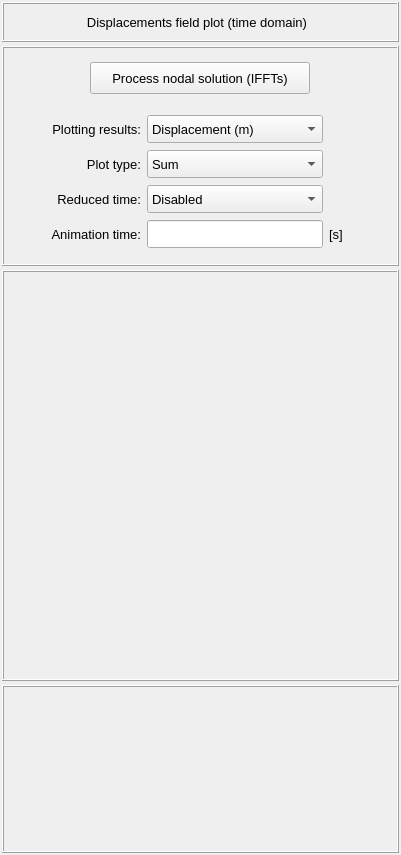
Qt form vibra/interface/data/ui_files/plots/structural/structural_nodal_solution_3d_plot_time_inputs.ui (MOPT-UFSC/VIBRA) before a commit.
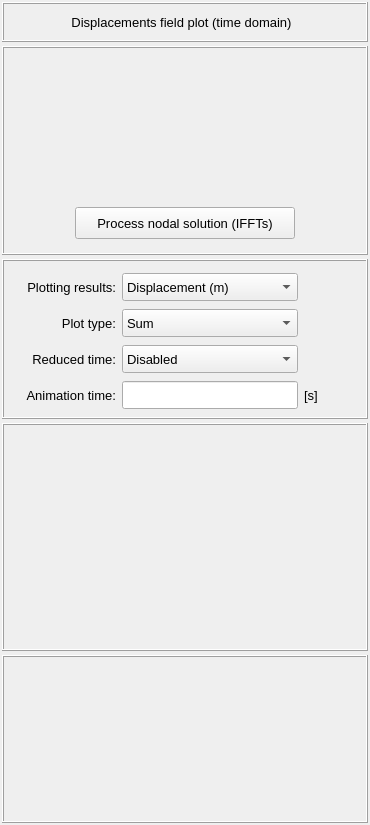
The same form after that commit.

Commit message: Modify all time-domain UI-related files to include a placeholder for the IFFTControlsWidget

What changed in the file:
```diff
--- a/vibra/interface/data/ui_files/plots/structural/structural_nodal_solution_3d_plot_time_inputs.ui
+++ b/vibra/interface/data/ui_files/plots/structural/structural_nodal_solution_3d_plot_time_inputs.ui
@@ -6,8 +6,8 @@
    <rect>
     <x>0</x>
     <y>0</y>
-    <width>401</width>
-    <height>855</height>
+    <width>370</width>
+    <height>825</height>
    </rect>
   </property>
   <property name="maximumSize">
@@ -48,8 +48,8 @@
        <rect>
         <x>0</x>
         <y>0</y>
-        <width>397</width>
-        <height>851</height>
+        <width>366</width>
+        <height>821</height>
        </rect>
       </property>
       <layout class="QGridLayout" name="gridLayout_6">
@@ -71,40 +71,18 @@
        <property name="verticalSpacing">
         <number>4</number>
        </property>
-       <item row="3" column="0">
-        <widget class="QFrame" name="frame_color">
-         <property name="minimumSize">
-          <size>
-           <width>0</width>
-           <height>168</height>
-          </size>
-         </property>
-         <property name="maximumSize">
-          <size>
-           <width>16777215</width>
-           <height>168</height>
-          </size>
-         </property>
-         <property name="frameShape">
-          <enum>QFrame::Shape::Box</enum>
-         </property>
-         <property name="frameShadow">
-          <enum>QFrame::Shadow::Raised</enum>
-         </property>
-        </widget>
-       </item>
        <item row="1" column="0">
-        <widget class="QFrame" name="frame_main">
+        <widget class="QFrame" name="frame_signal_processing">
          <property name="minimumSize">
           <size>
            <width>0</width>
-           <height>220</height>
+           <height>140</height>
           </size>
          </property>
          <property name="maximumSize">
           <size>
            <width>16777215</width>
-           <height>220</height>
+           <height>16777215</height>
           </size>
          </property>
          <property name="sizeIncrement">
@@ -136,378 +114,12 @@
            <number>4</number>
           </property>
           <property name="bottomMargin">
-           <number>14</number>
+           <number>4</number>
           </property>
           <property name="spacing">
            <number>4</number>
           </property>
           <item row="1" column="0">
-           <widget class="QFrame" name="frame_plot_controls">
-            <property name="minimumSize">
-             <size>
-              <width>0</width>
-              <height>120</height>
-             </size>
-            </property>
-            <property name="maximumSize">
-             <size>
-              <width>16777215</width>
-              <height>300</height>
-             </size>
-            </property>
-            <property name="frameShape">
-             <enum>QFrame::Shape::NoFrame</enum>
-            </property>
-            <property name="frameShadow">
-             <enum>QFrame::Shadow::Raised</enum>
-            </property>
-            <layout class="QGridLayout" name="gridLayout_13">
-             <property name="leftMargin">
-              <number>0</number>
-             </property>
-             <property name="topMargin">
-              <number>6</number>
-             </property>
-             <property name="rightMargin">
-              <number>0</number>
-             </property>
-             <property name="bottomMargin">
-              <number>0</number>
-             </property>
-             <item row="3" column="0">
-              <spacer name="horizontalSpacer_14">
-               <property name="orientation">
-                <enum>Qt::Orientation::Horizontal</enum>
-               </property>
-               <property name="sizeHint" stdset="0">
-                <size>
-                 <width>40</width>
-                 <height>20</height>
-                </size>
-               </property>
-              </spacer>
-             </item>
-             <item row="0" column="1">
-              <widget class="QLabel" name="label_7">
-               <property name="minimumSize">
-                <size>
-                 <width>0</width>
-                 <height>28</height>
-                </size>
-               </property>
-               <property name="maximumSize">
-                <size>
-                 <width>16777215</width>
-                 <height>28</height>
-                </size>
-               </property>
-               <property name="font">
-                <font>
-                 <family>Segoe UI</family>
-                 <pointsize>10</pointsize>
-                 <bold>false</bold>
-                </font>
-               </property>
-               <property name="text">
-                <string>Plotting results:</string>
-               </property>
-               <property name="alignment">
-                <set>Qt::AlignmentFlag::AlignRight|Qt::AlignmentFlag::AlignTrailing|Qt::AlignmentFlag::AlignVCenter</set>
-               </property>
-              </widget>
-             </item>
-             <item row="1" column="1">
-              <widget class="QLabel" name="label_color_scalling">
-               <property name="minimumSize">
-                <size>
-                 <width>110</width>
-                 <height>28</height>
-                </size>
-               </property>
-               <property name="maximumSize">
-                <size>
-                 <width>110</width>
-                 <height>28</height>
-                </size>
-               </property>
-               <property name="font">
-                <font>
-                 <pointsize>10</pointsize>
-                </font>
-               </property>
-               <property name="text">
-                <string>Plot type:</string>
-               </property>
-               <property name="alignment">
-                <set>Qt::AlignmentFlag::AlignRight|Qt::AlignmentFlag::AlignTrailing|Qt::AlignmentFlag::AlignVCenter</set>
-               </property>
-              </widget>
-             </item>
-             <item row="0" column="3">
-              <widget class="QComboBox" name="comboBox_plotting_results">
-               <property name="minimumSize">
-                <size>
-                 <width>160</width>
-                 <height>28</height>
-                </size>
-               </property>
-               <property name="maximumSize">
-                <size>
-                 <width>180</width>
-                 <height>28</height>
-                </size>
-               </property>
-               <property name="sizeIncrement">
-                <size>
-                 <width>0</width>
-                 <height>0</height>
-                </size>
-               </property>
-               <property name="font">
-                <font>
-                 <pointsize>10</pointsize>
-                </font>
-               </property>
-               <item>
-                <property name="text">
-                 <string>Displacement (m)</string>
-                </property>
-               </item>
-               <item>
-                <property name="text">
-                 <string>Velocity (m/s)</string>
-                </property>
-               </item>
-               <item>
-                <property name="text">
-                 <string>Acceleration (m/s²)</string>
-                </property>
-               </item>
-               <item>
-                <property name="text">
-                 <string>Displacement (mm)</string>
-                </property>
-               </item>
-               <item>
-                <property name="text">
-                 <string>Velocity (mm/s)</string>
-                </property>
-               </item>
-               <item>
-                <property name="text">
-                 <string>Acceleration (mm/s²)</string>
-                </property>
-               </item>
-               <item>
-                <property name="text">
-                 <string>Displacement (um)</string>
-                </property>
-               </item>
-               <item>
-                <property name="text">
-                 <string>Velocity (um/s)</string>
-                </property>
-               </item>
-               <item>
-                <property name="text">
-                 <string>Acceleration (um/s²)</string>
-                </property>
-               </item>
-              </widget>
-             </item>
-             <item row="3" column="4">
-              <widget class="QLabel" name="label_animation_time_unit">
-               <property name="minimumSize">
-                <size>
-                 <width>40</width>
-                 <height>0</height>
-                </size>
-               </property>
-               <property name="maximumSize">
-                <size>
-                 <width>40</width>
-                 <height>16777215</height>
-                </size>
-               </property>
-               <property name="font">
-                <font>
-                 <pointsize>10</pointsize>
-                </font>
-               </property>
-               <property name="text">
-                <string>[s]</string>
-               </property>
-              </widget>
-             </item>
-             <item row="2" column="3">
-              <widget class="QComboBox" name="comboBox_reduced_time">
-               <property name="minimumSize">
-                <size>
-                 <width>176</width>
-                 <height>28</height>
-                </size>
-               </property>
-               <property name="maximumSize">
-                <size>
-                 <width>200</width>
-                 <height>28</height>
-                </size>
-               </property>
-               <property name="font">
-                <font>
-                 <pointsize>10</pointsize>
-                </font>
-               </property>
-               <item>
-                <property name="text">
-                 <string>Disabled</string>
-                </property>
-               </item>
-               <item>
-                <property name="text">
-                 <string>User-defined</string>
-                </property>
-               </item>
-               <item>
-                <property name="text">
-                 <string>Rotational speed</string>
-                </property>
-               </item>
-              </widget>
-             </item>
-             <item row="3" column="1">
-              <widget class="QLabel" name="label_animation_time">
-               <property name="minimumSize">
-                <size>
-                 <width>110</width>
-                 <height>28</height>
-                </size>
-               </property>
-               <property name="maximumSize">
-                <size>
-                 <width>110</width>
-                 <height>28</height>
-                </size>
-               </property>
-               <property name="font">
-                <font>
-                 <pointsize>10</pointsize>
-                </font>
-               </property>
-               <property name="text">
-                <string>Animation time:</string>
-               </property>
-               <property name="alignment">
-                <set>Qt::AlignmentFlag::AlignRight|Qt::AlignmentFlag::AlignTrailing|Qt::AlignmentFlag::AlignVCenter</set>
-               </property>
-              </widget>
-             </item>
-             <item row="2" column="1">
-              <widget class="QLabel" name="label_reduced_time">
-               <property name="minimumSize">
-                <size>
-                 <width>110</width>
-                 <height>28</height>
-                </size>
-               </property>
-               <property name="maximumSize">
-                <size>
-                 <width>110</width>
-                 <height>28</height>
-                </size>
-               </property>
-               <property name="font">
-                <font>
-                 <pointsize>10</pointsize>
-                </font>
-               </property>
-               <property name="text">
-                <string>Reduced time:</string>
-               </property>
-               <property name="alignment">
-                <set>Qt::AlignmentFlag::AlignRight|Qt::AlignmentFlag::AlignTrailing|Qt::AlignmentFlag::AlignVCenter</set>
-               </property>
-              </widget>
-             </item>
-             <item row="3" column="5">
-              <spacer name="horizontalSpacer">
-               <property name="orientation">
-                <enum>Qt::Orientation::Horizontal</enum>
-               </property>
-               <property name="sizeHint" stdset="0">
-                <size>
-                 <width>40</width>
-                 <height>20</height>
-                </size>
-               </property>
-              </spacer>
-             </item>
-             <item row="3" column="3">
-              <widget class="QLineEdit" name="lineEdit_animation_time">
-               <property name="minimumSize">
-                <size>
-                 <width>0</width>
-                 <height>28</height>
-                </size>
-               </property>
-               <property name="maximumSize">
-                <size>
-                 <width>16777215</width>
-                 <height>28</height>
-                </size>
-               </property>
-               <property name="font">
-                <font>
-                 <pointsize>10</pointsize>
-                </font>
-               </property>
-              </widget>
-             </item>
-             <item row="1" column="3">
-              <widget class="QComboBox" name="comboBox_plot_type">
-               <property name="minimumSize">
-                <size>
-                 <width>176</width>
-                 <height>28</height>
-                </size>
-               </property>
-               <property name="maximumSize">
-                <size>
-                 <width>200</width>
-                 <height>28</height>
-                </size>
-               </property>
-               <property name="font">
-                <font>
-                 <pointsize>10</pointsize>
-                </font>
-               </property>
-               <item>
-                <property name="text">
-                 <string>Sum</string>
-                </property>
-               </item>
-               <item>
-                <property name="text">
-                 <string>Real Ux</string>
-                </property>
-               </item>
-               <item>
-                <property name="text">
-                 <string>Real Uy</string>
-                </property>
-               </item>
-               <item>
-                <property name="text">
-                 <string>Real Uz</string>
-                </property>
-               </item>
-              </widget>
-             </item>
-            </layout>
-           </widget>
-          </item>
-          <item row="0" column="0">
            <widget class="QFrame" name="frame_3">
             <property name="minimumSize">
              <size>
@@ -576,9 +188,47 @@
             </layout>
            </widget>
           </item>
+          <item row="0" column="0">
+           <widget class="QFrame" name="frame_ifft_controls">
+            <property name="minimumSize">
+             <size>
+              <width>0</width>
+              <height>120</height>
+             </size>
+            </property>
+            <property name="maximumSize">
+             <size>
+              <width>16777215</width>
+              <height>149</height>
+             </size>
+            </property>
+            <property name="frameShape">
+             <enum>QFrame::Shape::NoFrame</enum>
+            </property>
+            <property name="frameShadow">
+             <enum>QFrame::Shadow::Raised</enum>
+            </property>
+           </widget>
+          </item>
          </layout>
         </widget>
        </item>
+       <item row="3" column="0">
+        <widget class="QFrame" name="frame_animation">
+         <property name="minimumSize">
+          <size>
+           <width>0</width>
+           <height>228</height>
+          </size>
+         </property>
+         <property name="frameShape">
+          <enum>QFrame::Shape::Box</enum>
+         </property>
+         <property name="frameShadow">
+          <enum>QFrame::Shadow::Raised</enum>
+         </property>
+        </widget>
+       </item>
        <item row="0" column="0">
         <widget class="QFrame" name="frame">
          <property name="minimumSize">
@@ -657,12 +307,40 @@
          </layout>
         </widget>
        </item>
+       <item row="4" column="0">
+        <widget class="QFrame" name="frame_color">
+         <property name="minimumSize">
+          <size>
+           <width>0</width>
+           <height>168</height>
+          </size>
+         </property>
+         <property name="maximumSize">
+          <size>
+           <width>16777215</width>
+           <height>168</height>
+          </size>
+         </property>
+         <property name="frameShape">
+          <enum>QFrame::Shape::Box</enum>
+         </property>
+         <property name="frameShadow">
+          <enum>QFrame::Shadow::Raised</enum>
+         </property>
+        </widget>
+       </item>
        <item row="2" column="0">
-        <widget class="QFrame" name="frame_animation">
+        <widget class="QFrame" name="frame_main">
          <property name="minimumSize">
           <size>
            <width>0</width>
-           <height>228</height>
+           <height>160</height>
+          </size>
+         </property>
+         <property name="maximumSize">
+          <size>
+           <width>16777215</width>
+           <height>160</height>
           </size>
          </property>
          <property name="frameShape">
@@ -671,6 +349,386 @@
          <property name="frameShadow">
           <enum>QFrame::Shadow::Raised</enum>
          </property>
+         <layout class="QGridLayout" name="gridLayout_4">
+          <property name="leftMargin">
+           <number>4</number>
+          </property>
+          <property name="topMargin">
+           <number>4</number>
+          </property>
+          <property name="rightMargin">
+           <number>4</number>
+          </property>
+          <property name="bottomMargin">
+           <number>4</number>
+          </property>
+          <item row="0" column="0">
+           <widget class="QFrame" name="frame_plot_controls">
+            <property name="minimumSize">
+             <size>
+              <width>0</width>
+              <height>120</height>
+             </size>
+            </property>
+            <property name="maximumSize">
+             <size>
+              <width>16777215</width>
+              <height>300</height>
+             </size>
+            </property>
+            <property name="frameShape">
+             <enum>QFrame::Shape::NoFrame</enum>
+            </property>
+            <property name="frameShadow">
+             <enum>QFrame::Shadow::Raised</enum>
+            </property>
+            <layout class="QGridLayout" name="gridLayout_13">
+             <property name="leftMargin">
+              <number>0</number>
+             </property>
+             <property name="topMargin">
+              <number>6</number>
+             </property>
+             <property name="rightMargin">
+              <number>0</number>
+             </property>
+             <property name="bottomMargin">
+              <number>0</number>
+             </property>
+             <item row="3" column="3">
+              <widget class="QComboBox" name="comboBox_reduced_time">
+               <property name="minimumSize">
+                <size>
+                 <width>176</width>
+                 <height>28</height>
+                </size>
+               </property>
+               <property name="maximumSize">
+                <size>
+                 <width>200</width>
+                 <height>28</height>
+                </size>
+               </property>
+               <property name="font">
+                <font>
+                 <pointsize>10</pointsize>
+                </font>
+               </property>
+               <item>
+                <property name="text">
+                 <string>Disabled</string>
+                </property>
+               </item>
+               <item>
+                <property name="text">
+                 <string>User-defined</string>
+                </property>
+               </item>
+               <item>
+                <property name="text">
+                 <string>Rotational speed</string>
+                </property>
+               </item>
+              </widget>
+             </item>
+             <item row="0" column="3">
+              <widget class="QComboBox" name="comboBox_plotting_results">
+               <property name="minimumSize">
+                <size>
+                 <width>176</width>
+                 <height>28</height>
+                </size>
+               </property>
+               <property name="maximumSize">
+                <size>
+                 <width>200</width>
+                 <height>28</height>
+                </size>
+               </property>
+               <property name="sizeIncrement">
+                <size>
+                 <width>0</width>
+                 <height>0</height>
+                </size>
+               </property>
+               <property name="font">
+                <font>
+                 <pointsize>10</pointsize>
+                </font>
+               </property>
+               <item>
+                <property name="text">
+                 <string>Displacement (m)</string>
+                </property>
+               </item>
+               <item>
+                <property name="text">
+                 <string>Velocity (m/s)</string>
+                </property>
+               </item>
+               <item>
+                <property name="text">
+                 <string>Acceleration (m/s²)</string>
+                </property>
+               </item>
+               <item>
+                <property name="text">
+                 <string>Displacement (mm)</string>
+                </property>
+               </item>
+               <item>
+                <property name="text">
+                 <string>Velocity (mm/s)</string>
+                </property>
+               </item>
+               <item>
+                <property name="text">
+                 <string>Acceleration (mm/s²)</string>
+                </property>
+               </item>
+               <item>
+                <property name="text">
+                 <string>Displacement (um)</string>
+                </property>
+               </item>
+               <item>
+                <property name="text">
+                 <string>Velocity (um/s)</string>
+                </property>
+               </item>
+               <item>
+                <property name="text">
+                 <string>Acceleration (um/s²)</string>
+                </property>
+               </item>
+              </widget>
+             </item>
+             <item row="1" column="3">
+              <widget class="QComboBox" name="comboBox_plot_type">
+               <property name="minimumSize">
+                <size>
+                 <width>176</width>
+                 <height>28</height>
+                </size>
+               </property>
+               <property name="maximumSize">
+                <size>
+                 <width>200</width>
+                 <height>28</height>
+                </size>
+               </property>
+               <property name="font">
+                <font>
+                 <pointsize>10</pointsize>
+                </font>
+               </property>
+               <item>
+                <property name="text">
+                 <string>Sum</string>
+                </property>
+               </item>
+               <item>
+                <property name="text">
+                 <string>Real Ux</string>
+                </property>
+               </item>
+               <item>
+                <property name="text">
+                 <string>Real Uy</string>
+                </property>
+               </item>
+               <item>
+                <property name="text">
+                 <string>Real Uz</string>
+                </property>
+               </item>
+              </widget>
+             </item>
+             <item row="4" column="0">
+              <spacer name="horizontalSpacer_14">
+               <property name="orientation">
+                <enum>Qt::Orientation::Horizontal</enum>
+               </property>
+               <property name="sizeHint" stdset="0">
+                <size>
+                 <width>40</width>
+                 <height>20</height>
+                </size>
+               </property>
+              </spacer>
+             </item>
+             <item row="4" column="5">
+              <spacer name="horizontalSpacer">
+               <property name="orientation">
+                <enum>Qt::Orientation::Horizontal</enum>
+               </property>
+               <property name="sizeHint" stdset="0">
+                <size>
+                 <width>40</width>
+                 <height>20</height>
+                </size>
+               </property>
+              </spacer>
+             </item>
+             <item row="3" column="1">
+              <widget class="QLabel" name="label_reduced_time">
+               <property name="minimumSize">
+                <size>
+                 <width>0</width>
+                 <height>28</height>
+                </size>
+               </property>
+               <property name="maximumSize">
+                <size>
+                 <width>130</width>
+                 <height>28</height>
+                </size>
+               </property>
+               <property name="font">
+                <font>
+                 <pointsize>10</pointsize>
+                </font>
+               </property>
+               <property name="text">
+                <string>Reduced time:</string>
+               </property>
+               <property name="alignment">
+                <set>Qt::AlignmentFlag::AlignRight|Qt::AlignmentFlag::AlignTrailing|Qt::AlignmentFlag::AlignVCenter</set>
+               </property>
+              </widget>
+             </item>
+             <item row="4" column="3">
+              <widget class="QLineEdit" name="lineEdit_animation_time">
+               <property name="minimumSize">
+                <size>
+                 <width>176</width>
+                 <height>28</height>
+                </size>
+               </property>
+               <property name="maximumSize">
+                <size>
+                 <width>200</width>
+                 <height>28</height>
+                </size>
+               </property>
+               <property name="font">
+                <font>
+                 <pointsize>10</pointsize>
+                </font>
+               </property>
+              </widget>
+             </item>
+             <item row="4" column="1">
+              <widget class="QLabel" name="label_animation_time">
+               <property name="minimumSize">
+                <size>
+                 <width>0</width>
+                 <height>28</height>
+                </size>
+               </property>
+               <property name="maximumSize">
+                <size>
+                 <width>130</width>
+                 <height>28</height>
+                </size>
+               </property>
+               <property name="font">
+                <font>
+                 <pointsize>10</pointsize>
+                </font>
+               </property>
+               <property name="text">
+                <string>Animation time:</string>
+               </property>
+               <property name="alignment">
+                <set>Qt::AlignmentFlag::AlignRight|Qt::AlignmentFlag::AlignTrailing|Qt::AlignmentFlag::AlignVCenter</set>
+               </property>
+              </widget>
+             </item>
+             <item row="4" column="4">
+              <widget class="QLabel" name="label_animation_time_unit">
+               <property name="minimumSize">
+                <size>
+                 <width>40</width>
+                 <height>0</height>
+                </size>
+               </property>
+               <property name="maximumSize">
+                <size>
+                 <width>40</width>
+                 <height>16777215</height>
+                </size>
+               </property>
+               <property name="font">
+                <font>
+                 <pointsize>10</pointsize>
+                </font>
+               </property>
+               <property name="text">
+                <string>[s]</string>
+               </property>
+              </widget>
+             </item>
+             <item row="0" column="1">
+              <widget class="QLabel" name="label_7">
+               <property name="minimumSize">
+                <size>
+                 <width>0</width>
+                 <height>28</height>
+                </size>
+               </property>
+               <property name="maximumSize">
+                <size>
+                 <width>130</width>
+                 <height>28</height>
+                </size>
+               </property>
+               <property name="font">
+                <font>
+                 <family>Segoe UI</family>
+                 <pointsize>10</pointsize>
+                 <bold>false</bold>
+                </font>
+               </property>
+               <property name="text">
+                <string>Plotting results:</string>
+               </property>
+               <property name="alignment">
+                <set>Qt::AlignmentFlag::AlignRight|Qt::AlignmentFlag::AlignTrailing|Qt::AlignmentFlag::AlignVCenter</set>
+               </property>
+              </widget>
+             </item>
+             <item row="1" column="1">
+              <widget class="QLabel" name="label_color_scalling">
+               <property name="minimumSize">
+                <size>
+                 <width>0</width>
+                 <height>28</height>
+                </size>
+               </property>
+               <property name="maximumSize">
+                <size>
+                 <width>130</width>
+                 <height>28</height>
+                </size>
+               </property>
+               <property name="font">
+                <font>
+                 <pointsize>10</pointsize>
+                </font>
+               </property>
+               <property name="text">
+                <string>Plot type:</string>
+               </property>
+               <property name="alignment">
+                <set>Qt::AlignmentFlag::AlignRight|Qt::AlignmentFlag::AlignTrailing|Qt::AlignmentFlag::AlignVCenter</set>
+               </property>
+              </widget>
+             </item>
+            </layout>
+           </widget>
+          </item>
+         </layout>
         </widget>
        </item>
       </layout>
```
The commit also changes 20 other files.
